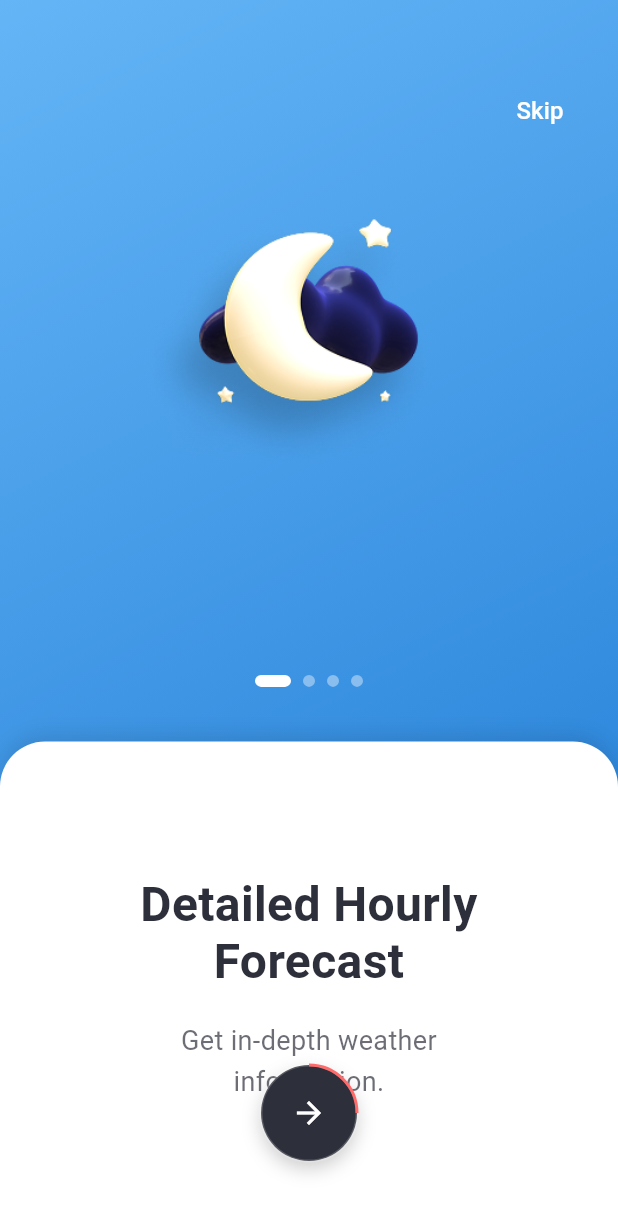
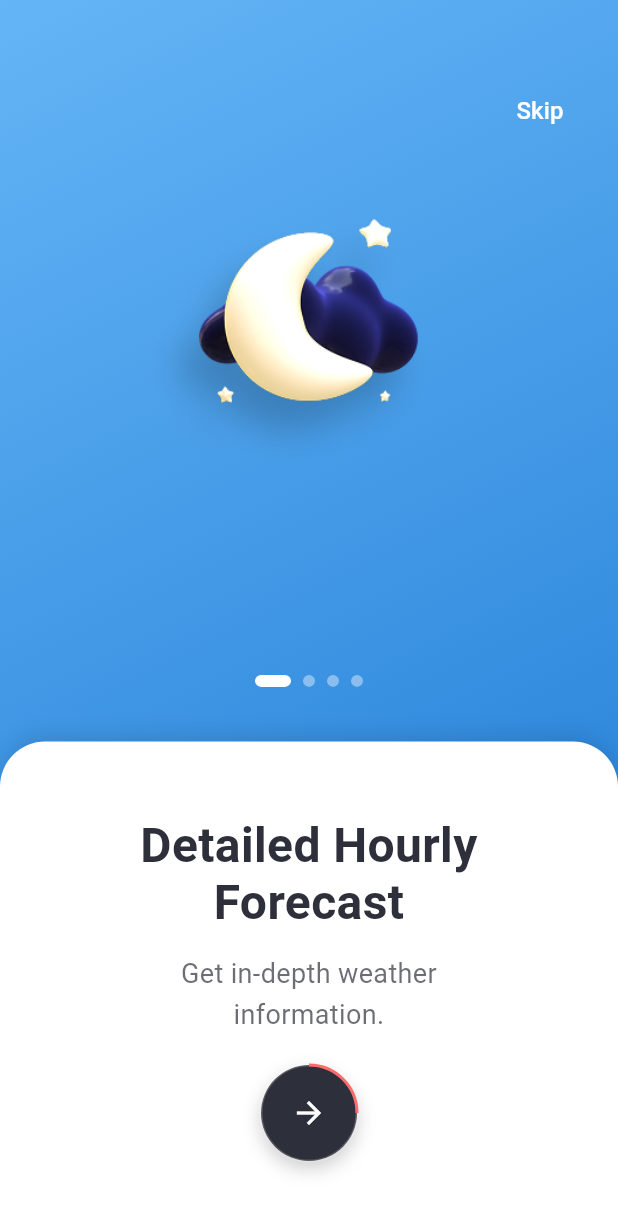
Before and after one commit to chamudithaperera/Flutter-Dart-project-08-weather-app, a Flutter app: the screen it shows after launch, on a phone screen of 412 x 824 dp. Shown: the top 1213 px of the screen. Run offline on Flutter 3.47's test engine with Material 3 defaults, Android fonts, the phone set to English and light mode, and no system bars.

Commit message:
Adjust spacing in OnboardingPage for improved layout consistency

```diff
--- a/weather_app/lib/get_started_page.dart
+++ b/weather_app/lib/get_started_page.dart
@@ -250,8 +250,10 @@ class OnboardingPage extends StatelessWidget {
           child: Padding(
             padding: const EdgeInsets.symmetric(horizontal: 30),
             child: Column(
-              mainAxisAlignment: MainAxisAlignment.center,
               children: [
+                const SizedBox(
+                  height: 50,
+                ), // Reduced from default center spacing
                 Text(
                   content.title,
                   textAlign: TextAlign.center,
@@ -262,7 +264,9 @@ class OnboardingPage extends StatelessWidget {
                     height: 1.2,
                   ),
                 ),
-                const SizedBox(height: 20),
+                const SizedBox(
+                  height: 15,
+                ), // Reduced spacing between title and description
                 Text(
                   content.description,
                   textAlign: TextAlign.center,
```
